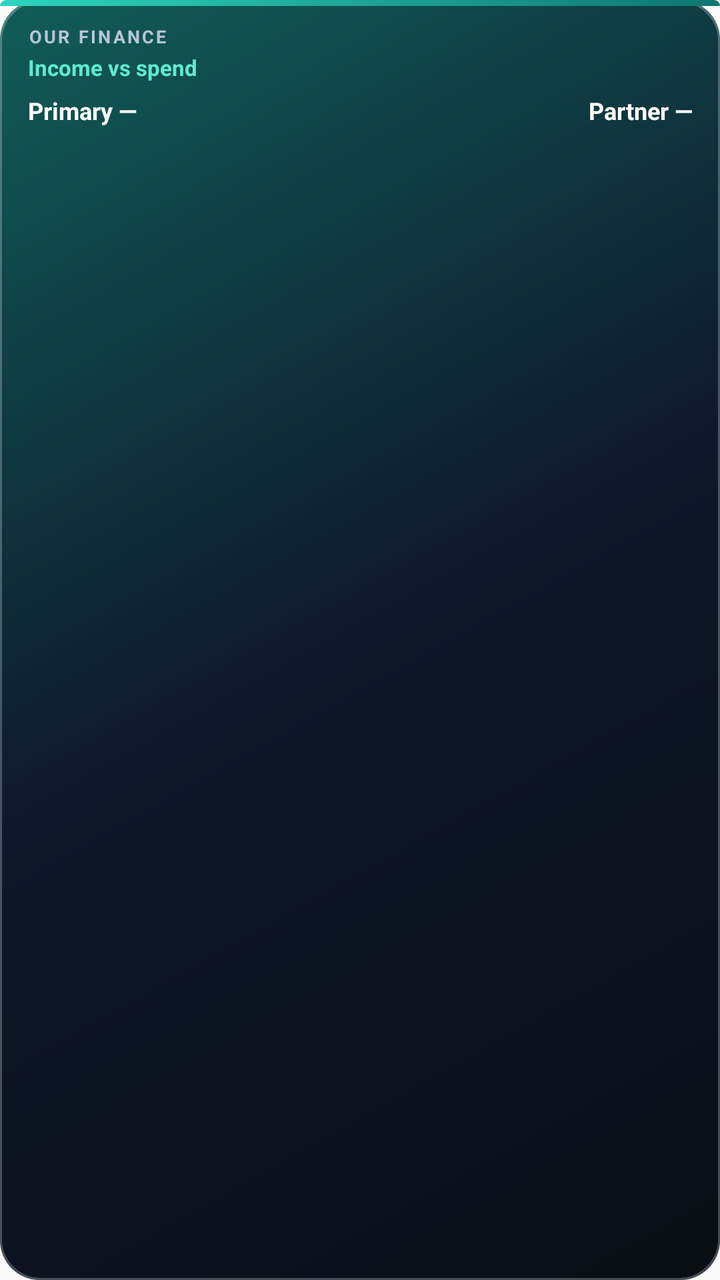
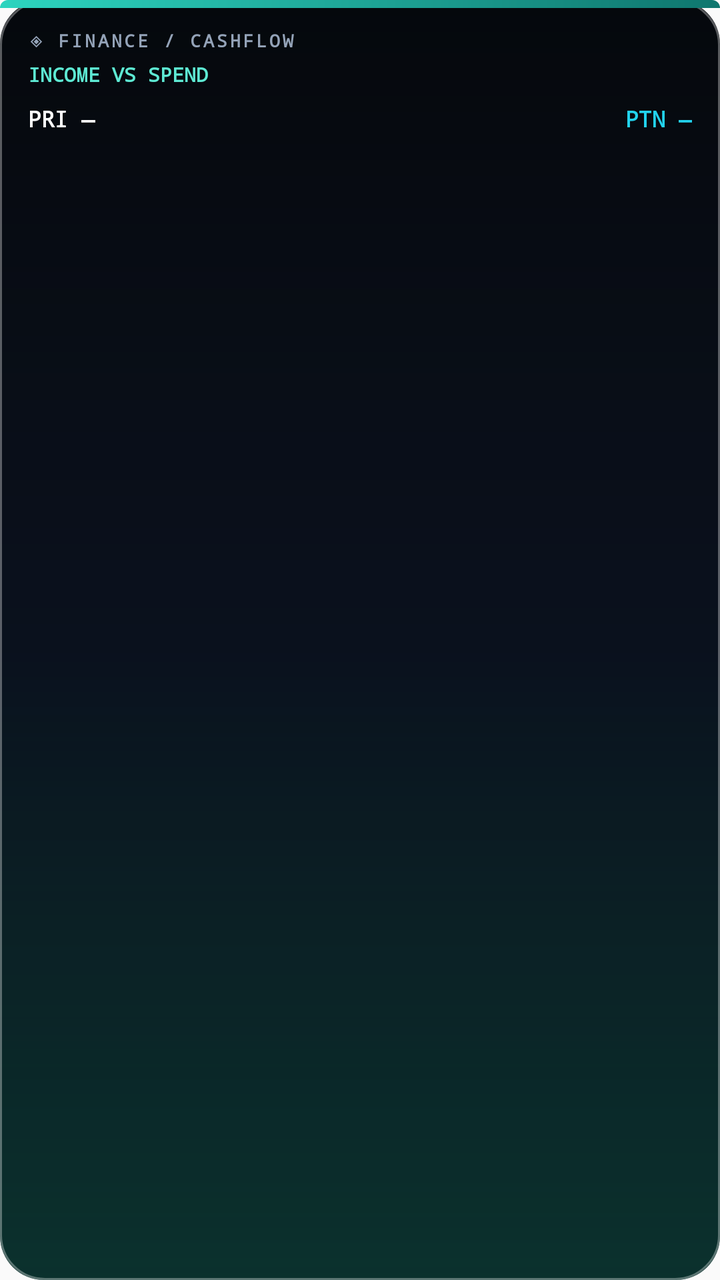

An Android layout rendered at two revisions. The XML below is the earlier revision; the diff shows what the commit changed to produce the second picture.
<!-- AndroidManifest.xml: application theme AppTheme -->
<!-- res/layout/widget_income_spend.xml -->
<?xml version="1.0" encoding="utf-8"?>
<FrameLayout xmlns:android="http://schemas.android.com/apk/res/android"
  android:id="@+id/widget_root"
  android:layout_width="match_parent"
  android:layout_height="match_parent"
  android:background="@drawable/widget_shell">

  <View
    android:layout_width="match_parent"
    android:layout_height="3dp"
    android:background="@drawable/widget_accent_teal" />

  <LinearLayout
    android:layout_width="match_parent"
    android:layout_height="match_parent"
    android:orientation="vertical"
    android:paddingStart="14dp"
    android:paddingTop="12dp"
    android:paddingEnd="14dp"
    android:paddingBottom="12dp">

    <TextView
      android:layout_width="match_parent"
      android:layout_height="wrap_content"
      android:letterSpacing="0.12"
      android:text="OUR FINANCE"
      android:textAllCaps="true"
      android:textColor="@color/widget_text_muted"
      android:textSize="9sp"
      android:textStyle="bold" />

    <TextView
      android:id="@+id/widget_title"
      android:layout_width="match_parent"
      android:layout_height="wrap_content"
      android:layout_marginTop="2dp"
      android:text="Income vs spend"
      android:textColor="@color/widget_text_accent"
      android:textSize="11sp"
      android:textStyle="bold" />

    <LinearLayout
      android:layout_width="match_parent"
      android:layout_height="wrap_content"
      android:layout_marginTop="6dp"
      android:orientation="horizontal">

      <TextView
        android:id="@+id/widget_line1"
        android:layout_width="0dp"
        android:layout_height="wrap_content"
        android:layout_weight="1"
        android:ellipsize="end"
        android:maxLines="1"
        android:text="Primary —"
        android:textColor="@color/widget_text_primary"
        android:textSize="12sp"
        android:textStyle="bold" />

      <TextView
        android:id="@+id/widget_line2"
        android:layout_width="0dp"
        android:layout_height="wrap_content"
        android:layout_weight="1"
        android:ellipsize="end"
        android:gravity="end"
        android:maxLines="1"
        android:text="Partner —"
        android:textColor="@color/widget_text_primary"
        android:textSize="12sp"
        android:textStyle="bold" />
    </LinearLayout>

    <ImageView
      android:id="@+id/widget_chart"
      android:layout_width="match_parent"
      android:layout_height="40dp"
      android:layout_marginTop="8dp"
      android:contentDescription="Income vs spend bars"
      android:scaleType="fitXY" />
  </LinearLayout>
</FrameLayout>
<!-- resources referenced by this layout -->
<resources>
  <color name="widget_text_accent">#5EEAD4</color>
  <color name="widget_text_muted">#B8C5D6</color>
  <color name="widget_text_primary">#FFFFFFFF</color>
  <!-- drawable widget_accent_teal (drawable) -->
  <?xml version="1.0" encoding="utf-8"?>
  <shape xmlns:android="http://schemas.android.com/apk/res/android" android:shape="rectangle">
    <corners
      android:topLeftRadius="20dp"
      android:topRightRadius="20dp"
      android:bottomLeftRadius="0dp"
      android:bottomRightRadius="0dp" />
    <gradient
      android:angle="0"
      android:startColor="#2DD4BF"
      android:endColor="#0F766E" />
    <size android:height="3dp" />
  </shape>
  <!-- drawable widget_shell (drawable) -->
  <?xml version="1.0" encoding="utf-8"?>
  <layer-list xmlns:android="http://schemas.android.com/apk/res/android">
    <item>
      <shape android:shape="rectangle">
        <corners android:radius="20dp" />
        <gradient
          android:angle="135"
          android:startColor="#0A0E14"
          android:centerColor="#0F172A"
          android:endColor="#115E59" />
      </shape>
    </item>
    <item>
      <shape android:shape="rectangle">
        <corners android:radius="20dp" />
        <stroke
          android:width="1dp"
          android:color="#40FFFFFF" />
      </shape>
    </item>
  </layer-list>
  <style name="AppTheme" parent="Theme.AppCompat.Light.DarkActionBar">
          
          <item name="colorPrimary">@color/colorPrimary</item>
          <item name="colorPrimaryDark">@color/colorPrimaryDark</item>
          <item name="colorAccent">@color/colorAccent</item>
      </style>
</resources>

<!-- the commit's change to res/layout/widget_income_spend.xml (unified diff, before → after) -->
@@ -5,9 +5,16 @@
   android:layout_height="match_parent"
   android:background="@drawable/widget_shell">
 
+  <ImageView
+    android:id="@+id/widget_hud_overlay"
+    android:layout_width="match_parent"
+    android:layout_height="match_parent"
+    android:contentDescription=""
+    android:scaleType="fitXY" />
+
   <View
     android:layout_width="match_parent"
-    android:layout_height="3dp"
+    android:layout_height="4dp"
     android:background="@drawable/widget_accent_teal" />
 
   <LinearLayout
@@ -15,34 +22,50 @@
     android:layout_height="match_parent"
     android:orientation="vertical"
     android:paddingStart="14dp"
-    android:paddingTop="12dp"
+    android:paddingTop="14dp"
     android:paddingEnd="14dp"
     android:paddingBottom="12dp">
 
-    <TextView
+    <LinearLayout
       android:layout_width="match_parent"
       android:layout_height="wrap_content"
-      android:letterSpacing="0.12"
-      android:text="OUR FINANCE"
-      android:textAllCaps="true"
-      android:textColor="@color/widget_text_muted"
-      android:textSize="9sp"
-      android:textStyle="bold" />
+      android:gravity="center_vertical"
+      android:orientation="horizontal">
+
+      <TextView
+        android:layout_width="0dp"
+        android:layout_height="wrap_content"
+        android:layout_weight="1"
+        android:fontFamily="monospace"
+        android:letterSpacing="0.14"
+        android:text="◈ FINANCE / CASHFLOW"
+        android:textAllCaps="true"
+        android:textColor="@color/widget_text_muted"
+        android:textSize="9sp"
+        android:textStyle="bold" />
+
+      <ImageView
+        android:id="@+id/widget_live_dot"
+        android:layout_width="10dp"
+        android:layout_height="10dp"
+        android:contentDescription="Live sync" />
+    </LinearLayout>
 
     <TextView
       android:id="@+id/widget_title"
       android:layout_width="match_parent"
       android:layout_height="wrap_content"
-      android:layout_marginTop="2dp"
-      android:text="Income vs spend"
+      android:layout_marginTop="4dp"
+      android:fontFamily="monospace"
+      android:text="INCOME VS SPEND"
       android:textColor="@color/widget_text_accent"
-      android:textSize="11sp"
+      android:textSize="10sp"
       android:textStyle="bold" />
 
     <LinearLayout
       android:layout_width="match_parent"
       android:layout_height="wrap_content"
-      android:layout_marginTop="6dp"
+      android:layout_marginTop="8dp"
       android:orientation="horizontal">
 
       <TextView
@@ -51,10 +74,11 @@
         android:layout_height="wrap_content"
         android:layout_weight="1"
         android:ellipsize="end"
+        android:fontFamily="monospace"
         android:maxLines="1"
-        android:text="Primary —"
+        android:text="PRI —"
         android:textColor="@color/widget_text_primary"
-        android:textSize="12sp"
+        android:textSize="11sp"
         android:textStyle="bold" />
 
       <TextView
@@ -63,19 +87,20 @@
         android:layout_height="wrap_content"
         android:layout_weight="1"
         android:ellipsize="end"
+        android:fontFamily="monospace"
         android:gravity="end"
         android:maxLines="1"
-        android:text="Partner —"
-        android:textColor="@color/widget_text_primary"
-        android:textSize="12sp"
+        android:text="PTN —"
+        android:textColor="@color/widget_text_cyan"
+        android:textSize="11sp"
         android:textStyle="bold" />
     </LinearLayout>
 
     <ImageView
       android:id="@+id/widget_chart"
       android:layout_width="match_parent"
-      android:layout_height="40dp"
-      android:layout_marginTop="8dp"
+      android:layout_height="44dp"
+      android:layout_marginTop="10dp"
       android:contentDescription="Income vs spend bars"
       android:scaleType="fitXY" />
   </LinearLayout>
<!-- resource entries referenced after the edit -->
@@ -1,7 +1,8 @@
 <!-- resources referenced by this layout -->
 <resources>
   <color name="widget_text_accent">#5EEAD4</color>
-  <color name="widget_text_muted">#B8C5D6</color>
+  <color name="widget_text_cyan">#22D3EE</color>
+  <color name="widget_text_muted">#94A3B8</color>
   <color name="widget_text_primary">#FFFFFFFF</color>
   <!-- drawable widget_accent_teal (drawable) -->
   <?xml version="1.0" encoding="utf-8"?>
@@ -22,20 +23,29 @@
   <layer-list xmlns:android="http://schemas.android.com/apk/res/android">
     <item>
       <shape android:shape="rectangle">
-        <corners android:radius="20dp" />
+        <corners android:radius="22dp" />
         <gradient
-          android:angle="135"
-          android:startColor="#0A0E14"
-          android:centerColor="#0F172A"
-          android:endColor="#115E59" />
+          android:angle="145"
+          android:startColor="#05080C"
+          android:centerColor="#0B1220"
+          android:endColor="#0D3D38" />
       </shape>
     </item>
     <item>
       <shape android:shape="rectangle">
-        <corners android:radius="20dp" />
+        <corners android:radius="22dp" />
+        <gradient
+          android:angle="270"
+          android:startColor="#00000000"
+          android:endColor="#33000000" />
+      </shape>
+    </item>
+    <item>
+      <shape android:shape="rectangle">
+        <corners android:radius="22dp" />
         <stroke
           android:width="1dp"
-          android:color="#40FFFFFF" />
+          android:color="#55FFFFFF" />
       </shape>
     </item>
   </layer-list>
